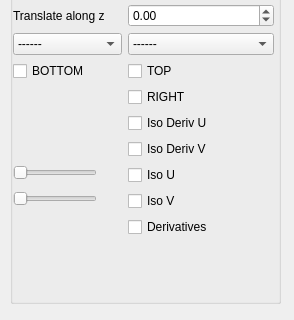
First picture: the form in GUI/SideWidget.ui, repository Ezakhiel/BezierGP, before the edit; both pictures show x 0 to 294 and y 167 to 487 of the 294 by 487 pixel window.
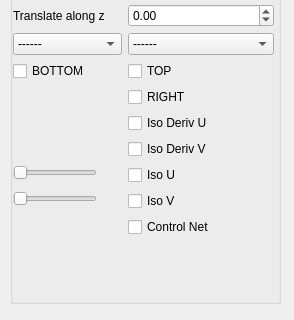
Second picture: the form after the edit.

The edit to the form file:
```diff
--- a/GUI/SideWidget.ui
+++ b/GUI/SideWidget.ui
@@ -355,7 +355,7 @@
      <item row="15" column="1">
       <widget class="QCheckBox" name="derivativesCheck">
        <property name="text">
-        <string>Derivatives</string>
+        <string>Control Net</string>
        </property>
       </widget>
      </item>
```
